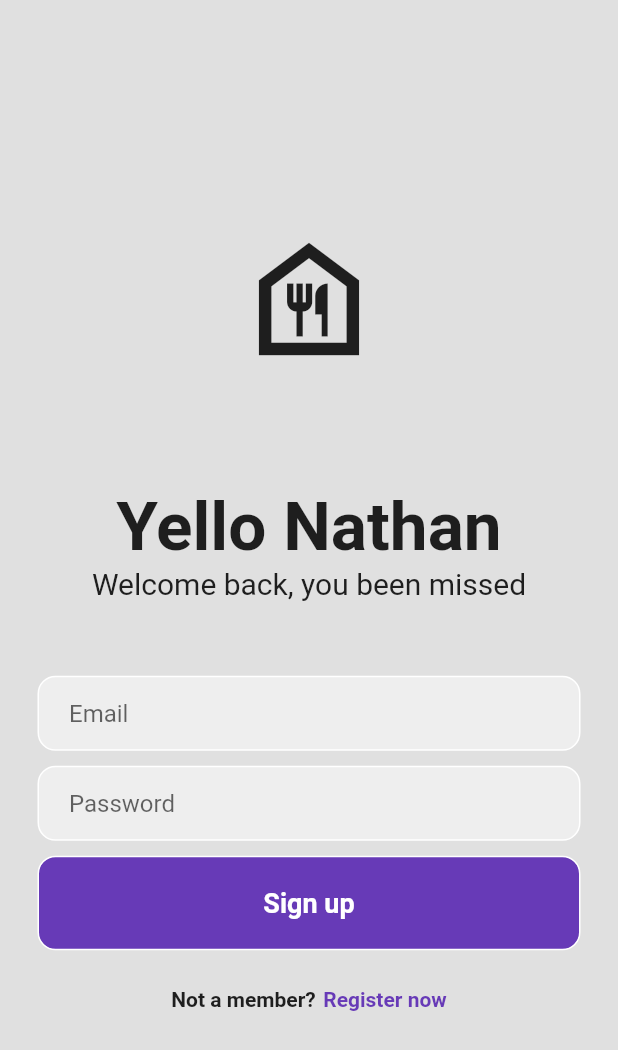
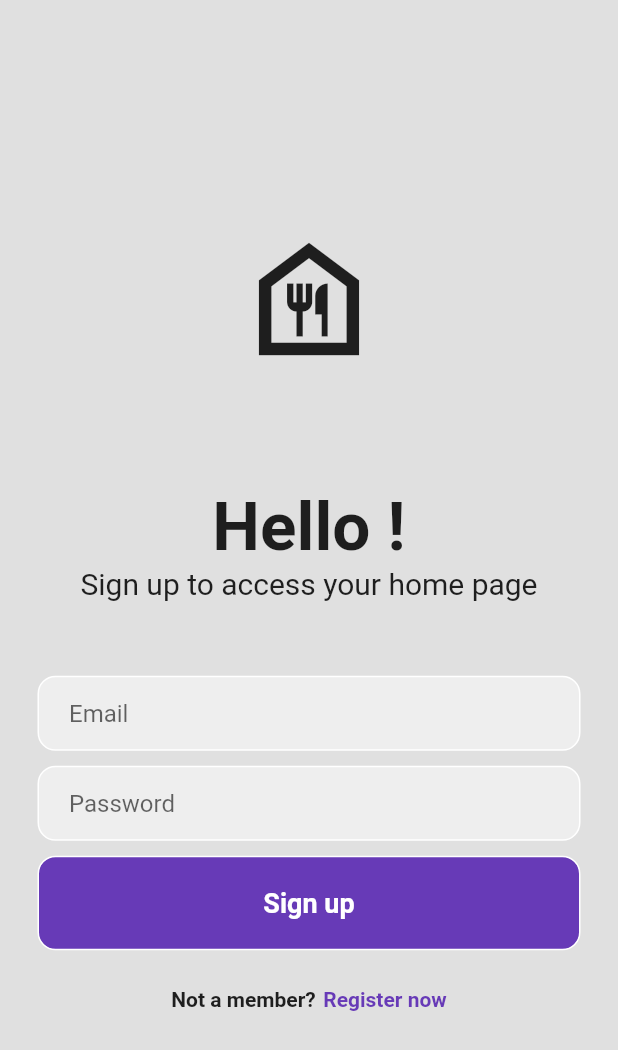
Before and after one commit to Kadjekevine/login_design, a Flutter app: the screen it shows after launch, on a phone screen of 412 x 824 dp. Shown: the top 1050 px of the screen. Run offline on Flutter 3.47's test engine with Material 2 defaults, Android fonts, the phone set to English and light mode, and no system bars; our stand-ins replace firebase_core; accounts and stored records are empty.

Commit message:
Update title

```diff
--- a/lib/login.dart
+++ b/lib/login.dart
@@ -26,7 +26,7 @@ class _LoginState extends State<Login> {
                 //hello again
 
                 const Text(
-                  'Yello Nathan',
+                  'Hello !',
                   style: TextStyle(
                     fontWeight: FontWeight.bold,
                     fontSize: 45,
@@ -34,7 +34,7 @@ class _LoginState extends State<Login> {
                 ),
 
                 const Text(
-                  'Welcome back, you been missed',
+                  'Sign up to access your home page',
                   style: TextStyle(
                     fontSize: 20,
                   ),
```
